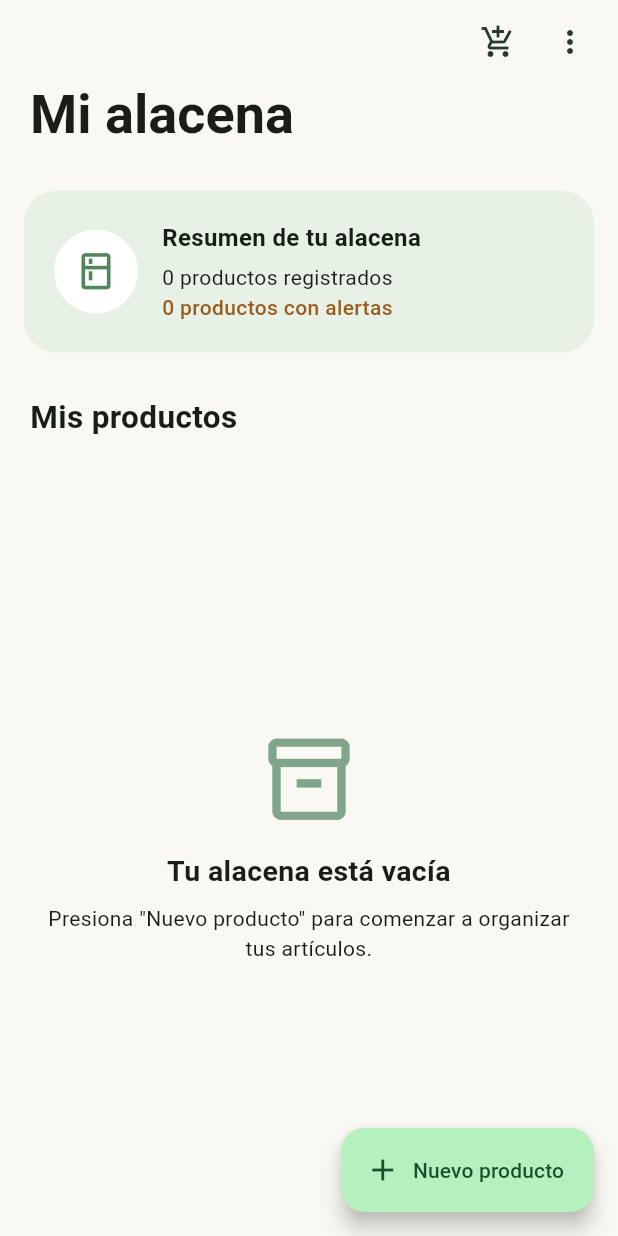
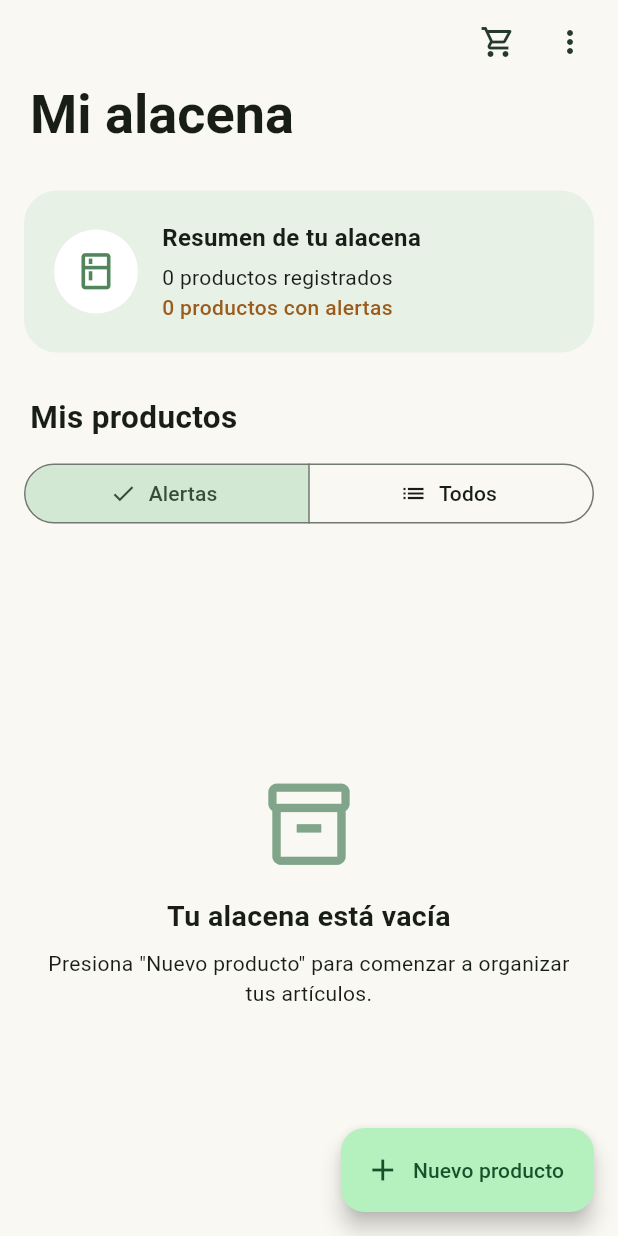
Before and after one commit to P4quiton/alacena_app, a Flutter app: the screen it shows after launch, on a phone screen of 412 x 824 dp. Run offline on Flutter 3.47's test engine with Material 3 defaults, Android fonts, the phone set to English and light mode, and no system bars; drawn by our look-alikes of badges; our stand-ins replace image_picker, sqflite; accounts and stored records are empty.

Commit message:
Se agrega el carrito con badge y filtro de alertas en el inventario

```diff
--- a/lib/features/inventory/screens/inventory_screen.dart
+++ b/lib/features/inventory/screens/inventory_screen.dart
@@ -2,6 +2,8 @@ import 'dart:io';
 
 import 'package:flutter/material.dart';
 
+import '../../../data/repositories/carrito_repository.dart';
+import '../../cart/screens/cart_screen.dart';
 import '../../../data/models/lote.dart';
 import '../../../data/models/producto.dart';
 import '../../../data/repositories/lote_repository.dart';
@@ -11,6 +13,7 @@ import '../../purchases/screens/stores_screen.dart';
 import 'categories_screen.dart';
 import 'product_form_screen.dart';
 import 'product_detail_screen.dart';
+import 'package:badges/badges.dart' as badges;
 
 enum EstadoInventario { caducado, agotado, porCaducar, porAgotarse, disponible }
 
@@ -38,6 +41,9 @@ class InventoryScreen extends StatefulWidget {
 class _InventoryScreenState extends State<InventoryScreen> {
   final ProductoRepository _productoRepository = ProductoRepository();
   final LoteRepository _loteRepository = LoteRepository();
+  final CarritoRepository _carritoRepository = CarritoRepository();
+  int _productosEnCarrito = 0;
+  bool _soloAlertas = true;
 
   late Future<List<ResumenProducto>> _futureProductos;
 
@@ -45,6 +51,7 @@ class _InventoryScreenState extends State<InventoryScreen> {
   void initState() {
     super.initState();
     _futureProductos = _cargarProductos();
+    _actualizarCarrito();
   }
 
   Future<List<ResumenProducto>> _cargarProductos() async {
@@ -202,6 +209,32 @@ class _InventoryScreenState extends State<InventoryScreen> {
     await _actualizar();
   }
 
+  Future<void> _actualizarCarrito() async {
+    final total = await _carritoRepository.contarProductos();
+    if (!mounted) return;
+
+    setState(() => _productosEnCarrito = total);
+  }
+
+  Future<void> _agregarAlCarrito(Producto producto) async {
+    try {
+      await _carritoRepository.agregarProducto(producto.id!);
+      await _actualizarCarrito();
+      _mostrarMensaje('${producto.nombre} agregado al carrito');
+    } catch (_) {
+      _mostrarMensaje('No se pudo agregar al carrito');
+    }
+  }
+
+  Future<void> _abrirCarrito() async {
+    await Navigator.of(context).push<void>(
+      MaterialPageRoute(builder: (_) => const CartScreen()),
+    );
+
+    if (!mounted) return;
+    await _actualizarCarrito();
+  }
+
   @override
   Widget build(BuildContext context) {
     return Scaffold(
@@ -216,6 +249,11 @@ class _InventoryScreenState extends State<InventoryScreen> {
           future: _futureProductos,
           builder: (context, snapshot) {
             final productos = snapshot.data ?? [];
+              final visibles = _soloAlertas
+                ? productos
+                      .where((p) => p.estado != EstadoInventario.disponible)
+                      .toList()
+                : productos;
             final cargando =
                 snapshot.connectionState == ConnectionState.waiting;
 
@@ -226,10 +264,24 @@ class _InventoryScreenState extends State<InventoryScreen> {
                   floating: true,
                   expandedHeight: 115,
                   actions: [
-                    IconButton(
-                      tooltip: 'Registrar compra',
-                      onPressed: () => _abrirCompra(),
-                      icon: const Icon(Icons.add_shopping_cart_outlined),
+                      IconButton(
+                      tooltip: 'Carrito de compras',
+                      onPressed: _abrirCarrito,
+                      icon: badges.Badge(
+                        showBadge: _productosEnCarrito > 0,
+                        position: badges.BadgePosition.topEnd(
+                          top: -10,
+                          end: -8,
+                        ),
+                        badgeContent: Text(
+                          '$_productosEnCarrito',
+                          style: const TextStyle(
+                            color: Colors.white,
+                            fontSize: 10,
+                          ),
+                        ),
+                        child: const Icon(Icons.shopping_cart_outlined),
+                      ),
                     ),
                     PopupMenuButton<String>(
                       tooltip: 'Administrar alacena',
@@ -300,6 +352,31 @@ class _InventoryScreenState extends State<InventoryScreen> {
                     ),
                   ),
                 ),
+
+                SliverToBoxAdapter(
+                  child: Padding(
+                    padding: const EdgeInsets.fromLTRB(16, 0, 16, 12),
+                    child: SegmentedButton<bool>(
+                      segments: const [
+                        ButtonSegment(
+                          value: true,
+                          label: Text('Alertas'),
+                          icon: Icon(Icons.notification_important_outlined),
+                        ),
+                        ButtonSegment(
+                          value: false,
+                          label: Text('Todos'),
+                          icon: Icon(Icons.list),
+                        ),
+                      ],
+                      selected: {_soloAlertas},
+                      onSelectionChanged: (seleccion) {
+                        setState(() => _soloAlertas = seleccion.first);
+                      },
+                    ),
+                  ),
+                ),
+
                 if (cargando)
                   const SliverFillRemaining(
                     child: Center(child: CircularProgressIndicator()),
@@ -323,13 +400,24 @@ class _InventoryScreenState extends State<InventoryScreen> {
                           'a organizar tus artículos.',
                     ),
                   )
+
+                else if (visibles.isEmpty)
+                  SliverFillRemaining(
+                    child: _mensaje(
+                      Icons.check_circle_outline,
+                      'Todo en orden',
+                      'No hay productos caducados, agotados ni por caducar. '
+                          'Cambia a "Todos" para ver tu inventario.',
+                    ),
+                  )
+
                 else
                   SliverPadding(
                     padding: const EdgeInsets.fromLTRB(16, 0, 16, 110),
                     sliver: SliverList.builder(
-                      itemCount: productos.length,
+                      itemCount: visibles.length,
                       itemBuilder: (context, index) {
-                        return _tarjetaProducto(productos[index]);
+                        return _tarjetaProducto(visibles[index]);
                       },
                     ),
                   ),
@@ -457,11 +545,19 @@ class _InventoryScreenState extends State<InventoryScreen> {
                         ),
                         const Spacer(),
                         IconButton(
+                          tooltip: 'Agregar ${producto.nombre} al carrito',
+                          onPressed: () => _agregarAlCarrito(producto),
+                          icon: const Icon(
+                            Icons.add_shopping_cart_outlined,
+                            color: Color(0xFF51865D),
+                          ),
+                        ),
+                        IconButton(
                           tooltip: 'Registrar compra de ${producto.nombre}',
                           onPressed: () =>
                               _abrirCompra(productoId: producto.id),
                           icon: const Icon(
-                            Icons.add_shopping_cart_outlined,
+                            Icons.receipt_long_outlined,
                             color: Color(0xFF51865D),
                           ),
                         ),
```
Also changed, not shown: lib/features/cart/screens/cart_screen.dart (added, +314 -0 lines).
